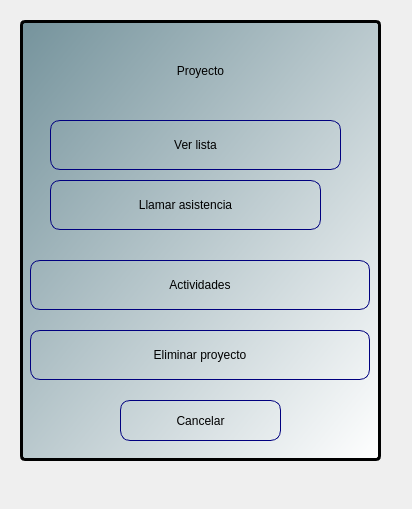
Above: ui_files/cuadro_mensaje.ui from Romehe369/aec_contrastistas_g before the change. Below: the same form after it.
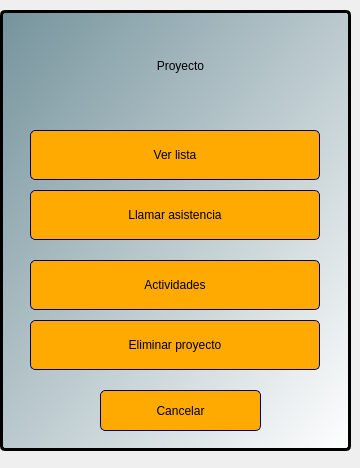
That is the form after the change.

```diff
--- a/ui_files/cuadro_mensaje.ui
+++ b/ui_files/cuadro_mensaje.ui
@@ -6,8 +6,8 @@
    <rect>
     <x>0</x>
     <y>0</y>
-    <width>412</width>
-    <height>509</height>
+    <width>360</width>
+    <height>468</height>
    </rect>
   </property>
   <property name="windowTitle">
@@ -16,9 +16,9 @@
   <widget class="QFrame" name="frame">
    <property name="geometry">
     <rect>
-     <x>20</x>
-     <y>20</y>
-     <width>361</width>
+     <x>0</x>
+     <y>10</y>
+     <width>351</width>
      <height>441</height>
     </rect>
    </property>
@@ -35,8 +35,10 @@
 
 QPushButton{
 border: 1px solid rgb(0, 0, 127);
-border-radius:10px;
-background-color:rgba(0,0,0,0%);
+border-radius:5px;
+	background-color: rgb(170, 255, 255);
+	background-color: rgb(255, 170, 0);
+font: 75 12pt &quot;MS Shell Dlg 2&quot;;
 }
 
 QPushButton:hover{
@@ -53,8 +55,8 @@
     <property name="geometry">
      <rect>
       <x>30</x>
-      <y>160</y>
-      <width>271</width>
+      <y>180</y>
+      <width>290</width>
       <height>50</height>
      </rect>
     </property>
@@ -84,8 +86,8 @@
     <property name="geometry">
      <rect>
       <x>30</x>
-      <y>100</y>
-      <width>291</width>
+      <y>120</y>
+      <width>290</width>
       <height>50</height>
      </rect>
     </property>
@@ -108,9 +110,9 @@
    <widget class="QPushButton" name="pushButton_3">
     <property name="geometry">
      <rect>
-      <x>10</x>
+      <x>30</x>
       <y>310</y>
-      <width>340</width>
+      <width>290</width>
       <height>50</height>
      </rect>
     </property>
@@ -139,9 +141,9 @@
    <widget class="QPushButton" name="pushButton_4">
     <property name="geometry">
      <rect>
-      <x>10</x>
-      <y>240</y>
-      <width>340</width>
+      <x>30</x>
+      <y>250</y>
+      <width>290</width>
       <height>50</height>
      </rect>
     </property>
@@ -171,9 +173,9 @@
     <property name="geometry">
      <rect>
       <x>20</x>
-      <y>30</y>
+      <y>20</y>
       <width>321</width>
-      <height>41</height>
+      <height>71</height>
      </rect>
     </property>
     <property name="styleSheet">
```
Left out of the diff: 15 changed lines with no effect on the pictures.
